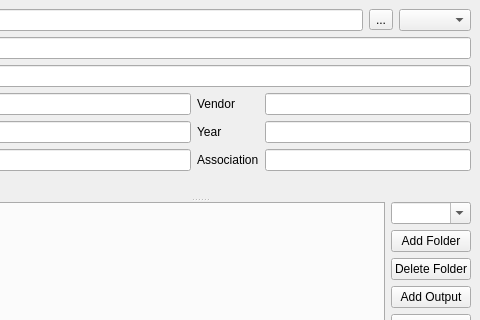
The window that fluss/apps/organizer/main.ui (cmpute/Fluss) describes before a commit, drawn with Qt 5; both pictures show x 320 to 800 and y 0 to 320 of the 800 by 600 pixel window.
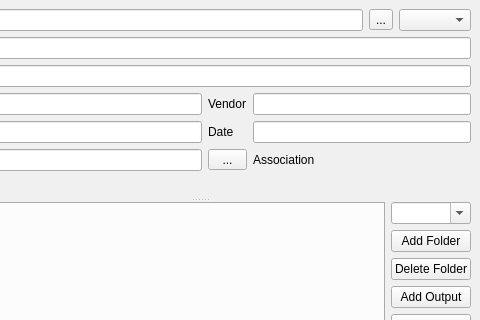
The same window after the commit. Custom widgets are drawn as their Qt base class.

Diff of the .ui file:
```diff
--- a/fluss/apps/organizer/main.ui
+++ b/fluss/apps/organizer/main.ui
@@ -10,6 +10,583 @@
     <height>600</height>
    </rect>
   </property>
+  <property name="palette">
+   <palette>
+    <active>
+     <colorrole role="WindowText">
+      <brush brushstyle="SolidPattern">
+       <color alpha="255">
+        <red>0</red>
+        <green>0</green>
+        <blue>0</blue>
+       </color>
+      </brush>
+     </colorrole>
+     <colorrole role="Button">
+      <brush brushstyle="SolidPattern">
+       <color alpha="255">
+        <red>240</red>
+        <green>240</green>
+        <blue>240</blue>
+       </color>
+      </brush>
+     </colorrole>
+     <colorrole role="Light">
+      <brush brushstyle="SolidPattern">
+       <color alpha="255">
+        <red>255</red>
+        <green>255</green>
+        <blue>255</blue>
+       </color>
+      </brush>
+     </colorrole>
+     <colorrole role="Midlight">
+      <brush brushstyle="SolidPattern">
+       <color alpha="255">
+        <red>227</red>
+        <green>227</green>
+        <blue>227</blue>
+       </color>
+      </brush>
+     </colorrole>
+     <colorrole role="Dark">
+      <brush brushstyle="SolidPattern">
+       <color alpha="255">
+        <red>160</red>
+        <green>160</green>
+        <blue>160</blue>
+       </color>
+      </brush>
+     </colorrole>
+     <colorrole role="Mid">
+      <brush brushstyle="SolidPattern">
+       <color alpha="255">
+        <red>160</red>
+        <green>160</green>
+        <blue>160</blue>
+       </color>
+      </brush>
+     </colorrole>
+     <colorrole role="Text">
+      <brush brushstyle="SolidPattern">
+       <color alpha="255">
+        <red>0</red>
+        <green>0</green>
+        <blue>0</blue>
+       </color>
+      </brush>
+     </colorrole>
+     <colorrole role="BrightText">
+      <brush brushstyle="SolidPattern">
+       <color alpha="255">
+        <red>255</red>
+        <green>255</green>
+        <blue>255</blue>
+       </color>
+      </brush>
+     </colorrole>
+     <colorrole role="ButtonText">
+      <brush brushstyle="SolidPattern">
+       <color alpha="255">
+        <red>0</red>
+        <green>0</green>
+        <blue>0</blue>
+       </color>
+      </brush>
+     </colorrole>
+     <colorrole role="Base">
+      <brush brushstyle="SolidPattern">
+       <color alpha="255">
+        <red>255</red>
+        <green>255</green>
+        <blue>255</blue>
+       </color>
+      </brush>
+     </colorrole>
+     <colorrole role="Window">
+      <brush brushstyle="SolidPattern">
+       <color alpha="255">
+        <red>240</red>
+        <green>240</green>
+        <blue>240</blue>
+       </color>
+      </brush>
+     </colorrole>
+     <colorrole role="Shadow">
+      <brush brushstyle="SolidPattern">
+       <color alpha="255">
+        <red>105</red>
+        <green>105</green>
+        <blue>105</blue>
+       </color>
+      </brush>
+     </colorrole>
+     <colorrole role="Highlight">
+      <brush brushstyle="SolidPattern">
+       <color alpha="255">
+        <red>0</red>
+        <green>120</green>
+        <blue>215</blue>
+       </color>
+      </brush>
+     </colorrole>
+     <colorrole role="HighlightedText">
+      <brush brushstyle="SolidPattern">
+       <color alpha="255">
+        <red>255</red>
+        <green>255</green>
+        <blue>255</blue>
+       </color>
+      </brush>
+     </colorrole>
+     <colorrole role="Link">
+      <brush brushstyle="SolidPattern">
+       <color alpha="255">
+        <red>0</red>
+        <green>0</green>
+        <blue>255</blue>
+       </color>
+      </brush>
+     </colorrole>
+     <colorrole role="LinkVisited">
+      <brush brushstyle="SolidPattern">
+       <color alpha="255">
+        <red>255</red>
+        <green>0</green>
+        <blue>255</blue>
+       </color>
+      </brush>
+     </colorrole>
+     <colorrole role="AlternateBase">
+      <brush brushstyle="SolidPattern">
+       <color alpha="255">
+        <red>245</red>
+        <green>245</green>
+        <blue>245</blue>
+       </color>
+      </brush>
+     </colorrole>
+     <colorrole role="NoRole">
+      <brush brushstyle="SolidPattern">
+       <color alpha="255">
+        <red>0</red>
+        <green>0</green>
+        <blue>0</blue>
+       </color>
+      </brush>
+     </colorrole>
+     <colorrole role="ToolTipBase">
+      <brush brushstyle="SolidPattern">
+       <color alpha="255">
+        <red>255</red>
+        <green>255</green>
+        <blue>220</blue>
+       </color>
+      </brush>
+     </colorrole>
+     <colorrole role="ToolTipText">
+      <brush brushstyle="SolidPattern">
+       <color alpha="255">
+        <red>0</red>
+        <green>0</green>
+        <blue>0</blue>
+       </color>
+      </brush>
+     </colorrole>
+     <colorrole role="PlaceholderText">
+      <brush brushstyle="SolidPattern">
+       <color alpha="255">
+        <red>192</red>
+        <green>192</green>
+        <blue>192</blue>
+       </color>
+      </brush>
+     </colorrole>
+    </active>
+    <inactive>
+     <colorrole role="WindowText">
+      <brush brushstyle="SolidPattern">
+       <color alpha="255">
+        <red>0</red>
+        <green>0</green>
+        <blue>0</blue>
+       </color>
+      </brush>
+     </colorrole>
+     <colorrole role="Button">
+      <brush brushstyle="SolidPattern">
+       <color alpha="255">
+        <red>240</red>
+        <green>240</green>
+        <blue>240</blue>
+       </color>
+      </brush>
+     </colorrole>
+     <colorrole role="Light">
+      <brush brushstyle="SolidPattern">
+       <color alpha="255">
+        <red>255</red>
+        <green>255</green>
+        <blue>255</blue>
+       </color>
+      </brush>
+     </colorrole>
+     <colorrole role="Midlight">
+      <brush brushstyle="SolidPattern">
+       <color alpha="255">
+        <red>227</red>
+        <green>227</green>
+        <blue>227</blue>
+       </color>
+      </brush>
+     </colorrole>
+     <colorrole role="Dark">
+      <brush brushstyle="SolidPattern">
+       <color alpha="255">
+        <red>160</red>
+        <green>160</green>
+        <blue>160</blue>
+       </color>
+      </brush>
+     </colorrole>
+     <colorrole role="Mid">
+      <brush brushstyle="SolidPattern">
+       <color alpha="255">
+        <red>160</red>
+        <green>160</green>
+        <blue>160</blue>
+       </color>
+      </brush>
+     </colorrole>
+     <colorrole role="Text">
+      <brush brushstyle="SolidPattern">
+       <color alpha="255">
+        <red>0</red>
+        <green>0</green>
+        <blue>0</blue>
+       </color>
+      </brush>
+     </colorrole>
+     <colorrole role="BrightText">
+      <brush brushstyle="SolidPattern">
+       <color alpha="255">
+        <red>255</red>
+        <green>255</green>
+        <blue>255</blue>
+       </color>
+      </brush>
+     </colorrole>
+     <colorrole role="ButtonText">
+      <brush brushstyle="SolidPattern">
+       <color alpha="255">
+        <red>0</red>
+        <green>0</green>
+        <blue>0</blue>
+       </color>
+      </brush>
+     </colorrole>
+     <colorrole role="Base">
+      <brush brushstyle="SolidPattern">
+       <color alpha="255">
+        <red>255</red>
+        <green>255</green>
+        <blue>255</blue>
+       </color>
+      </brush>
+     </colorrole>
+     <colorrole role="Window">
+      <brush brushstyle="SolidPattern">
+       <color alpha="255">
+        <red>240</red>
+        <green>240</green>
+        <blue>240</blue>
+       </color>
+      </brush>
+     </colorrole>
+     <colorrole role="Shadow">
+      <brush brushstyle="SolidPattern">
+       <color alpha="255">
+        <red>105</red>
+        <green>105</green>
+        <blue>105</blue>
+       </color>
+      </brush>
+     </colorrole>
+     <colorrole role="Highlight">
+      <brush brushstyle="SolidPattern">
+       <color alpha="255">
+        <red>240</red>
+        <green>240</green>
+        <blue>240</blue>
+       </color>
+      </brush>
+     </colorrole>
+     <colorrole role="HighlightedText">
+      <brush brushstyle="SolidPattern">
+       <color alpha="255">
+        <red>0</red>
+        <green>0</green>
+        <blue>0</blue>
+       </color>
+      </brush>
+     </colorrole>
+     <colorrole role="Link">
+      <brush brushstyle="SolidPattern">
+       <color alpha="255">
+        <red>0</red>
+        <green>0</green>
+        <blue>255</blue>
+       </color>
+      </brush>
+     </colorrole>
+     <colorrole role="LinkVisited">
+      <brush brushstyle="SolidPattern">
+       <color alpha="255">
+        <red>255</red>
+        <green>0</green>
+        <blue>255</blue>
+       </color>
+      </brush>
+     </colorrole>
+     <colorrole role="AlternateBase">
+      <brush brushstyle="SolidPattern">
+       <color alpha="255">
+        <red>245</red>
+        <green>245</green>
+        <blue>245</blue>
+       </color>
+      </brush>
+     </colorrole>
+     <colorrole role="NoRole">
+      <brush brushstyle="NoBrush">
+       <color alpha="255">
+        <red>0</red>
+        <green>0</green>
+        <blue>0</blue>
+       </color>
+      </brush>
+     </colorrole>
+     <colorrole role="ToolTipBase">
+      <brush brushstyle="SolidPattern">
+       <color alpha="255">
+        <red>255</red>
+        <green>255</green>
+        <blue>220</blue>
+       </color>
+      </brush>
+     </colorrole>
+     <colorrole role="ToolTipText">
+      <brush brushstyle="SolidPattern">
+       <color alpha="255">
+        <red>0</red>
+        <green>0</green>
+        <blue>0</blue>
+       </color>
+      </brush>
+     </colorrole>
+     <colorrole role="PlaceholderText">
+      <brush brushstyle="NoBrush">
+       <color alpha="255">
+        <red>0</red>
+        <green>0</green>
+        <blue>0</blue>
+       </color>
+      </brush>
+     </colorrole>
+    </inactive>
+    <disabled>
+     <colorrole role="WindowText">
+      <brush brushstyle="SolidPattern">
+       <color alpha="255">
+        <red>120</red>
+        <green>120</green>
+        <blue>120</blue>
+       </color>
+      </brush>
+     </colorrole>
+     <colorrole role="Button">
+      <brush brushstyle="SolidPattern">
+       <color alpha="255">
+        <red>240</red>
+        <green>240</green>
+        <blue>240</blue>
+       </color>
+      </brush>
+     </colorrole>
+     <colorrole role="Light">
+      <brush brushstyle="SolidPattern">
+       <color alpha="255">
+        <red>255</red>
+        <green>255</green>
+        <blue>255</blue>
+       </color>
+      </brush>
+     </colorrole>
+     <colorrole role="Midlight">
+      <brush brushstyle="SolidPattern">
+       <color alpha="255">
+        <red>247</red>
+        <green>247</green>
+        <blue>247</blue>
+       </color>
+      </brush>
+     </colorrole>
+     <colorrole role="Dark">
+      <brush brushstyle="SolidPattern">
+       <color alpha="255">
+        <red>160</red>
+        <green>160</green>
+        <blue>160</blue>
+       </color>
+      </brush>
+     </colorrole>
+     <colorrole role="Mid">
+      <brush brushstyle="SolidPattern">
+       <color alpha="255">
+        <red>160</red>
+        <green>160</green>
+        <blue>160</blue>
+       </color>
+      </brush>
+     </colorrole>
+     <colorrole role="Text">
+      <brush brushstyle="SolidPattern">
+       <color alpha="255">
+        <red>120</red>
+        <green>120</green>
+        <blue>120</blue>
+       </color>
+      </brush>
+     </colorrole>
+     <colorrole role="BrightText">
+      <brush brushstyle="SolidPattern">
+       <color alpha="255">
+        <red>255</red>
+        <green>255</green>
+        <blue>255</blue>
+       </color>
+      </brush>
+     </colorrole>
+     <colorrole role="ButtonText">
+      <brush brushstyle="SolidPattern">
+       <color alpha="255">
+        <red>120</red>
+        <green>120</green>
+        <blue>120</blue>
+       </color>
+      </brush>
+     </colorrole>
+     <colorrole role="Base">
+      <brush brushstyle="SolidPattern">
+       <color alpha="255">
+        <red>240</red>
+        <green>240</green>
+        <blue>240</blue>
+       </color>
+      </brush>
+     </colorrole>
+     <colorrole role="Window">
+      <brush brushstyle="SolidPattern">
+       <color alpha="255">
+        <red>240</red>
+        <green>240</green>
+        <blue>240</blue>
+       </color>
+      </brush>
+     </colorrole>
+     <colorrole role="Shadow">
+      <brush brushstyle="SolidPattern">
+       <color alpha="255">
+        <red>0</red>
+        <green>0</green>
+        <blue>0</blue>
+       </color>
+      </brush>
+     </colorrole>
+     <colorrole role="Highlight">
+      <brush brushstyle="SolidPattern">
+       <color alpha="255">
+        <red>0</red>
+        <green>120</green>
+        <blue>215</blue>
+       </color>
+      </brush>
+     </colorrole>
+     <colorrole role="HighlightedText">
+      <brush brushstyle="SolidPattern">
+       <color alpha="255">
+        <red>255</red>
+        <green>255</green>
+        <blue>255</blue>
+       </color>
+      </brush>
+     </colorrole>
+     <colorrole role="Link">
+      <brush brushstyle="SolidPattern">
+       <color alpha="255">
+        <red>0</red>
+        <green>0</green>
+        <blue>255</blue>
+       </color>
+      </brush>
+     </colorrole>
+     <colorrole role="LinkVisited">
+      <brush brushstyle="SolidPattern">
+       <color alpha="255">
+        <red>255</red>
+        <green>0</green>
+        <blue>255</blue>
+       </color>
+      </brush>
+     </colorrole>
+     <colorrole role="AlternateBase">
+      <brush brushstyle="SolidPattern">
+       <color alpha="255">
+        <red>245</red>
+        <green>245</green>
+        <blue>245</blue>
+       </color>
+      </brush>
+     </colorrole>
+     <colorrole role="NoRole">
+      <brush brushstyle="NoBrush">
+       <color alpha="255">
+        <red>0</red>
+        <green>0</green>
+        <blue>0</blue>
+       </color>
+      </brush>
+     </colorrole>
+     <colorrole role="ToolTipBase">
+      <brush brushstyle="SolidPattern">
+       <color alpha="255">
+        <red>255</red>
+        <green>255</green>
+        <blue>220</blue>
+       </color>
+      </brush>
+     </colorrole>
+     <colorrole role="ToolTipText">
+      <brush brushstyle="SolidPattern">
+       <color alpha="255">
+        <red>0</red>
+        <green>0</green>
+        <blue>0</blue>
+       </color>
+      </brush>
+     </colorrole>
+     <colorrole role="PlaceholderText">
+      <brush brushstyle="NoBrush">
+       <color alpha="255">
+        <red>0</red>
+        <green>0</green>
+        <blue>0</blue>
+       </color>
+      </brush>
+     </colorrole>
+    </disabled>
+   </palette>
+  </property>
   <property name="windowTitle">
    <string>MainWindow</string>
   </property>
@@ -139,7 +716,7 @@
            <item row="3" column="2">
             <widget class="QLabel" name="label_6">
              <property name="text">
-              <string>Year</string>
+              <string>Date</string>
              </property>
             </widget>
            </item>
@@ -174,17 +751,27 @@
             </widget>
            </item>
            <item row="4" column="1">
-            <widget class="QLineEdit" name="lineEdit_3"/>
-           </item>
-           <item row="4" column="2">
-            <widget class="QLabel" name="label_8">
-             <property name="text">
-              <string>Association</string>
-             </property>
-            </widget>
+            <widget class="QLineEdit" name="txt_genre"/>
            </item>
            <item row="4" column="3">
-            <widget class="QLineEdit" name="lineEdit_4"/>
+            <widget class="QLabel" name="label_association">
+             <property name="text">
+              <string>Association</string>
+             </property>
+            </widget>
+           </item>
+           <item row="4" column="2">
+            <widget class="QToolButton" name="toolButton">
+             <property name="sizePolicy">
+              <sizepolicy hsizetype="Preferred" vsizetype="Fixed">
+               <horstretch>0</horstretch>
+               <verstretch>0</verstretch>
+              </sizepolicy>
+             </property>
+             <property name="text">
+              <string>...</string>
+             </property>
+            </widget>
            </item>
           </layout>
          </item>
```
Left out of the diff: 106 changed lines with no effect on the pictures.
